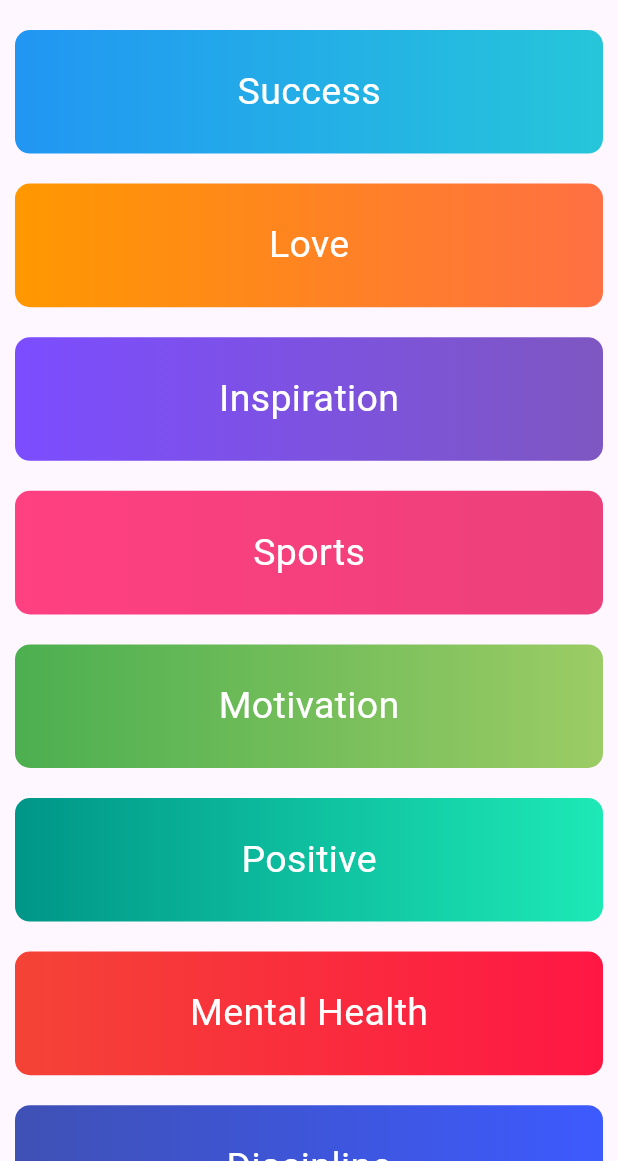
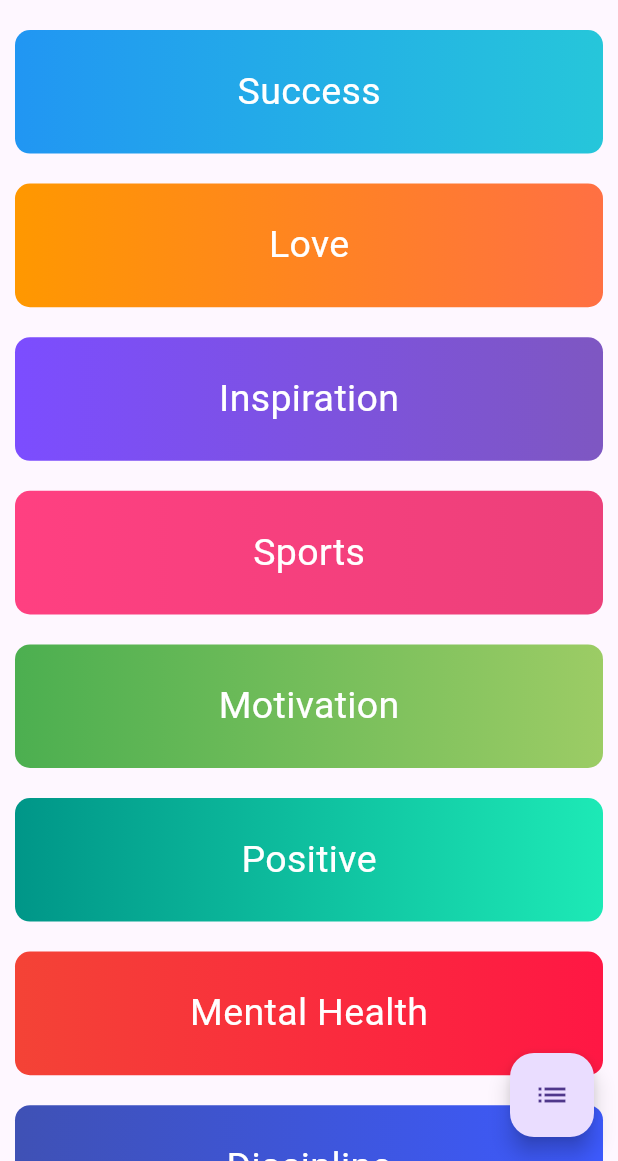
Before and after one commit to Sahilk0809/quote_app, a Flutter app: the screen it shows after launch, on a phone screen of 412 x 824 dp, the part 75-1236 px from its top. Run offline on Flutter 3.47's test engine with Material 3 defaults, Android fonts, the phone set to English and light mode, and no system bars; our stand-ins replace carousel_slider, google_fonts, image_gallery_saver; missing offline and left inert: share_extend.

Commit message:
15/06/2024

```diff
--- a/lib/screens/home/homescreen.dart
+++ b/lib/screens/home/homescreen.dart
@@ -29,9 +29,37 @@ class _HomeScreenState extends State<HomeScreen> {
             // ),
             Padding(
               padding: const EdgeInsets.only(top: 60),
-              child: ListView.builder(
-                shrinkWrap: true,
-                scrollDirection: Axis.vertical,
+              child: isGrid?gridView(height):listView(height),
+            ),
+          ],
+        ),
+        floatingActionButton: FloatingActionButton(
+          onPressed: () {
+            setState(() {
+              if (isGrid) {
+                isGrid = false;
+              } else {
+                isGrid = true;
+              }
+            });
+          },
+          child: isGrid
+              ? const Icon(
+                  Icons.grid_4x4,
+                )
+              : const Icon(
+                  Icons.list,
+                ),
+        ),
+      ),
+    );
+  }
+
+  GridView gridView(double height) {
+    return GridView.builder(
+              gridDelegate: const SliverGridDelegateWithFixedCrossAxisCount(
+                crossAxisCount: 2,
+              ),
               itemCount: category.length,
               itemBuilder: (context, index) => GestureDetector(
                 onTap: () {
@@ -71,9 +99,47 @@ class _HomeScreenState extends State<HomeScreen> {
                   ),
                 ),
               ),
+            );
+  }
+
+  ListView listView(double height) {
+    return ListView.builder(
+      shrinkWrap: true,
+      scrollDirection: Axis.vertical,
+      itemCount: category.length,
+      itemBuilder: (context, index) => GestureDetector(
+        onTap: () {
+          selectedIndex = index;
+          categoryStore.clear();
+          for (int i = 0; i < quoteModelText!.quoteModelList.length; i++) {
+            if (category[index] == quoteModelText!.quoteModelList[i].cate) {
+              categoryStore.add(quoteList[i]);
+            }
+          }
+          Navigator.of(context).pushNamed('/quote');
+        },
+        child: Container(
+          alignment: Alignment.center,
+          height: height * 0.1,
+          padding: const EdgeInsets.all(10),
+          margin: const EdgeInsets.all(10),
+          width: double.infinity,
+          decoration: BoxDecoration(
+            borderRadius: BorderRadius.circular(10),
+            gradient: LinearGradient(
+              colors: [
+                colorList[index]['color1'],
+                colorList[index]['color2'],
+              ],
             ),
           ),
-          ],
+          child: Text(
+            '${category[index]}',
+            style: const TextStyle(
+              color: Colors.white,
+              fontSize: 25,
+            ),
+          ),
         ),
       ),
     );
--- a/lib/utils/global.dart
+++ b/lib/utils/global.dart
@@ -60,6 +60,8 @@ List<Color> colorPick = [
   Colors.indigo,
 ];
 
+bool isGrid = false;
+
 GlobalKey repaintKey = GlobalKey();
 
 int colorSelect = 0;
```
Lines whose indentation alone changed are shown as unchanged.
